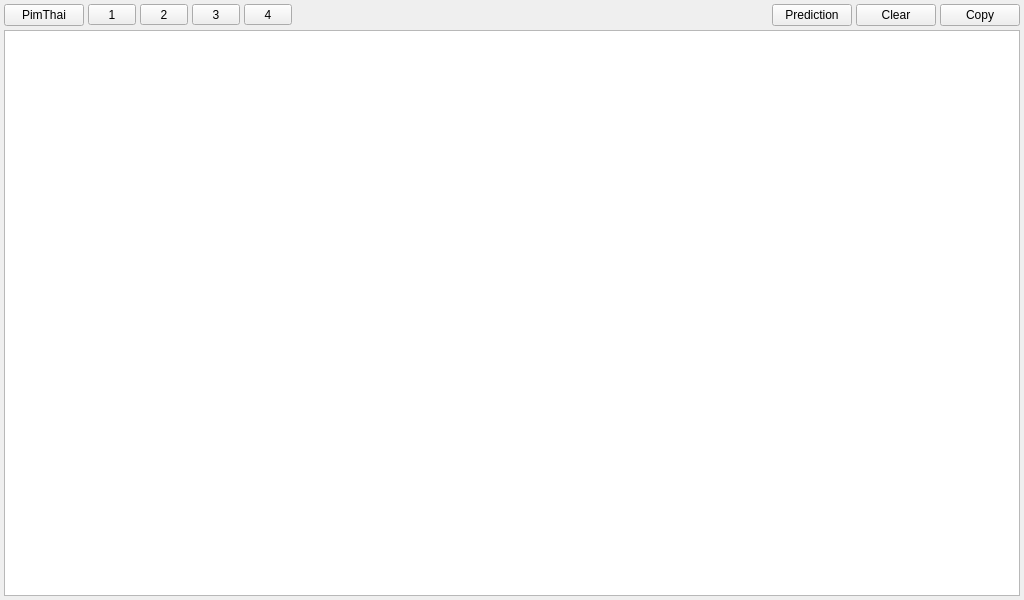
Before: the Qt Designer form PimThaiWindow.ui in iamjay/PimThai, drawn with Qt 5.
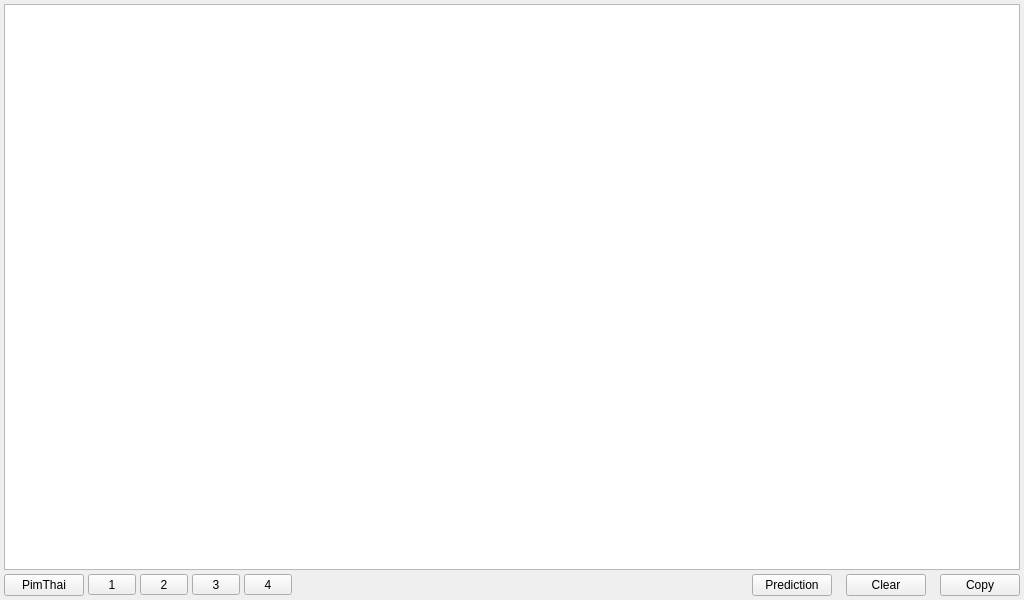
After: the same form once the commit is applied.

What changed in the file:
```diff
--- a/PimThaiWindow.ui
+++ b/PimThaiWindow.ui
@@ -21,6 +21,43 @@
     <property name="margin">
      <number>4</number>
     </property>
+    <item>
+     <widget class="QWidget" name="mainContainer" native="true">
+      <property name="sizePolicy">
+       <sizepolicy hsizetype="Preferred" vsizetype="Preferred">
+        <horstretch>0</horstretch>
+        <verstretch>2</verstretch>
+       </sizepolicy>
+      </property>
+      <property name="styleSheet">
+       <string notr="true">margin: 0px; padding: 0px;
+</string>
+      </property>
+      <layout class="QVBoxLayout" name="verticalLayout_2">
+       <property name="spacing">
+        <number>0</number>
+       </property>
+       <property name="margin">
+        <number>0</number>
+       </property>
+       <item>
+        <widget class="QTextEdit" name="textEdit">
+         <property name="sizePolicy">
+          <sizepolicy hsizetype="Expanding" vsizetype="Expanding">
+           <horstretch>0</horstretch>
+           <verstretch>1</verstretch>
+          </sizepolicy>
+         </property>
+         <property name="font">
+          <font>
+           <pointsize>18</pointsize>
+          </font>
+         </property>
+        </widget>
+       </item>
+      </layout>
+     </widget>
+    </item>
     <item>
      <layout class="QHBoxLayout" name="horizontalLayout">
       <item>
@@ -140,13 +177,18 @@
         </property>
         <property name="sizeHint" stdset="0">
          <size>
-          <width>779</width>
+          <width>40</width>
           <height>20</height>
          </size>
         </property>
        </spacer>
       </item>
       <item>
+       <layout class="QHBoxLayout" name="horizontalLayout_2">
+        <property name="spacing">
+         <number>14</number>
+        </property>
+        <item>
        <widget class="QPushButton" name="predictButton">
         <property name="focusPolicy">
          <enum>Qt::NoFocus</enum>
@@ -184,42 +226,7 @@
       </item>
      </layout>
     </item>
-    <item>
-     <widget class="QWidget" name="mainContainer" native="true">
-      <property name="sizePolicy">
-       <sizepolicy hsizetype="Preferred" vsizetype="Preferred">
-        <horstretch>0</horstretch>
-        <verstretch>2</verstretch>
-       </sizepolicy>
-      </property>
-      <property name="styleSheet">
-       <string notr="true">margin: 0px; padding: 0px;
-</string>
-      </property>
-      <layout class="QVBoxLayout" name="verticalLayout_2">
-       <property name="spacing">
-        <number>0</number>
-       </property>
-       <property name="margin">
-        <number>0</number>
-       </property>
-       <item>
-        <widget class="QTextEdit" name="textEdit">
-         <property name="sizePolicy">
-          <sizepolicy hsizetype="Expanding" vsizetype="Expanding">
-           <horstretch>0</horstretch>
-           <verstretch>1</verstretch>
-          </sizepolicy>
-         </property>
-         <property name="font">
-          <font>
-           <pointsize>18</pointsize>
-          </font>
-         </property>
-        </widget>
-       </item>
-      </layout>
-     </widget>
+     </layout>
     </item>
    </layout>
   </widget>
```
Lines whose indentation alone changed are shown as unchanged.
